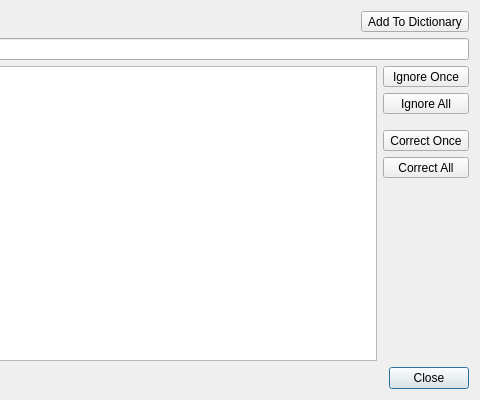
Qt form featherpad/spellDialog.ui (vecnathewhisperd0/FeatherPad) before a commit; both pictures show x 220 to 700 and y 0 to 400 of the 700 by 400 pixel window.
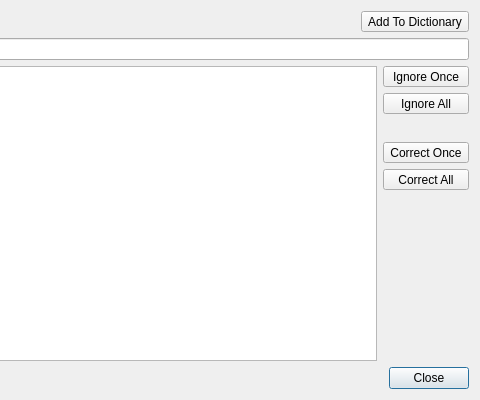
The same form after that commit.

Commit message: Modified some details of spellchecker dialog

```diff
--- a/featherpad/spellDialog.ui
+++ b/featherpad/spellDialog.ui
@@ -112,7 +112,7 @@
          <property name="sizeHint" stdset="0">
           <size>
            <width>5</width>
-           <height>10</height>
+           <height>22</height>
           </size>
          </property>
         </spacer>
```
The commit also changes 2 other files.
